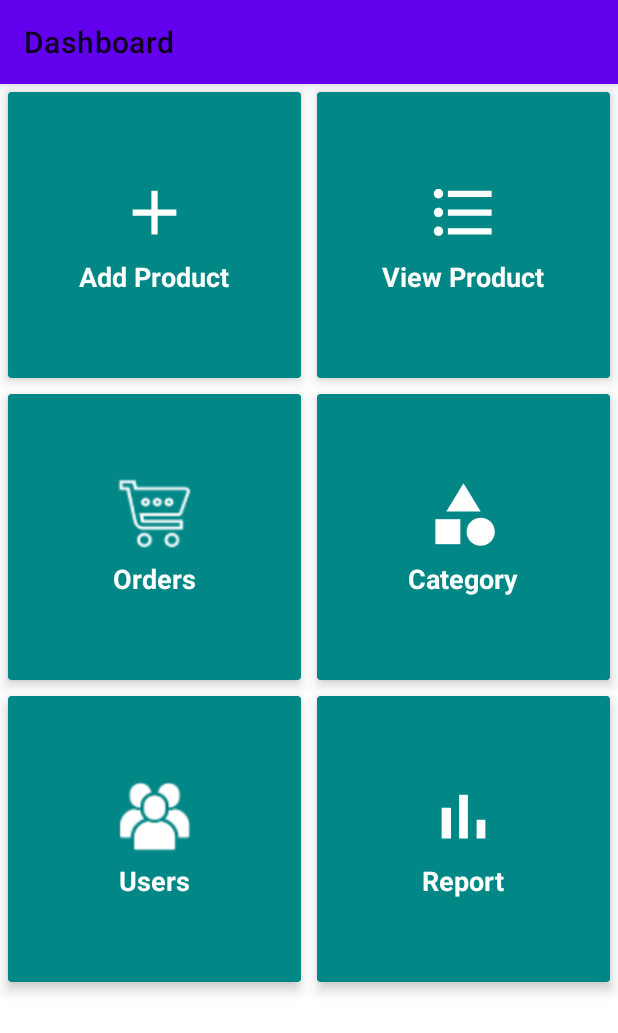
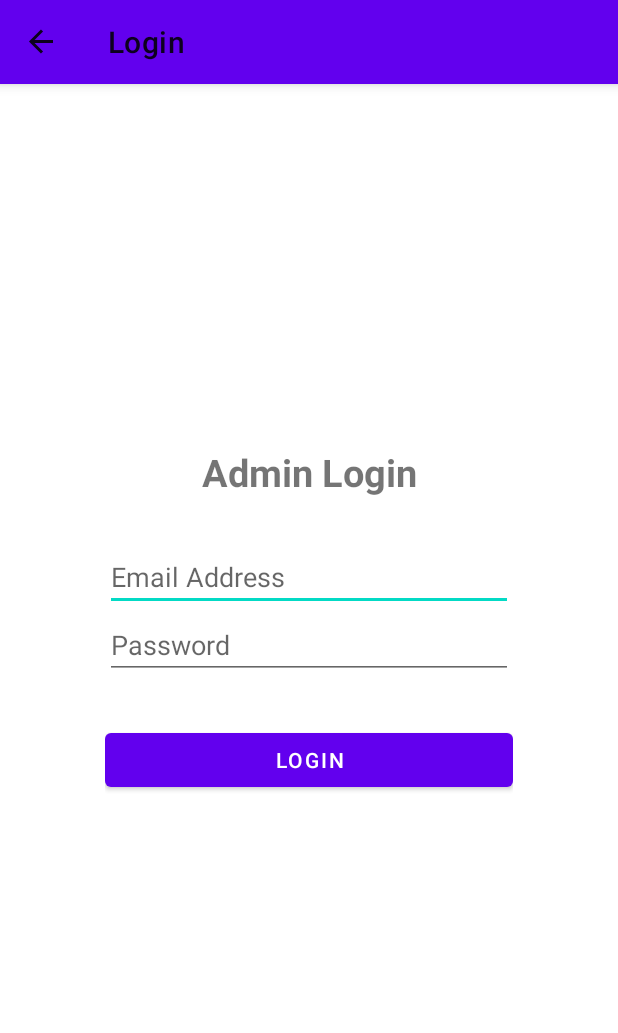
Before and after one commit to nbakh16/eCommerce-Android-App, an Android app: the screen it shows after launch (MainActivity), on a phone screen of 412 x 824 dp. Shown: the top 1033 px of the screen. Run offline under Robolectric (Android 15) with nearby library versions, the phone set to English and light mode, and no system bars; our stand-ins replace Firebase (no records; nobody signed in at launch, a user with empty details on screens opened directly), data binding, navigation-ui.

Commit message:
admin login
Login can be done only with Admin accounts.

```diff
--- a/eCom-Admin/app/src/main/java/com/nbakh/ecomadmin/Adapter/DashboardItemAdapter.kt
+++ b/eCom-Admin/app/src/main/java/com/nbakh/ecomadmin/Adapter/DashboardAdapter.kt
@@ -5,12 +5,14 @@ import android.view.ViewGroup
 import androidx.recyclerview.widget.RecyclerView
 import com.nbakh.ecomadmin.databinding.DashboardItemRowBinding
 import com.nbakh.ecomadmin.model.DashboardItem
+import com.nbakh.ecomadmin.model.DashboardItemType
 import com.nbakh.ecomadmin.model.dashboardItemList
 
-class DashboardItemAdapter : RecyclerView.Adapter<DashboardItemAdapter.DashboardItemViewHolder>(){
+class DashboardAdapter(val callback: (DashboardItemType) -> Unit) : RecyclerView.Adapter<DashboardAdapter.DashboardItemViewHolder>(){
 
-    class DashboardItemViewHolder(val binding: DashboardItemRowBinding) : RecyclerView.ViewHolder(binding.root){
-        fun bind(item: DashboardItem){
+
+    class DashboardItemViewHolder(val binding: DashboardItemRowBinding) : RecyclerView.ViewHolder(binding.root) {
+        fun bind(item: DashboardItem) {
             binding.item = item
         }
     }
@@ -25,8 +27,10 @@ class DashboardItemAdapter : RecyclerView.Adapter<DashboardItemAdapter.Dashboard
     override fun onBindViewHolder(holder: DashboardItemViewHolder, position: Int) {
         val item = dashboardItemList.get(position)
         holder.bind(item)
+        holder.itemView.setOnClickListener {
+            callback(item.type)
+        }
     }
 
     override fun getItemCount() = dashboardItemList.size
-
 }
--- a/eCom-Admin/app/src/main/java/com/nbakh/ecomadmin/DashboardFragment.kt
+++ b/eCom-Admin/app/src/main/java/com/nbakh/ecomadmin/DashboardFragment.kt
@@ -5,25 +5,44 @@ import androidx.fragment.app.Fragment
 import android.view.LayoutInflater
 import android.view.View
 import android.view.ViewGroup
+import androidx.fragment.app.activityViewModels
+import androidx.navigation.fragment.findNavController
 import androidx.recyclerview.widget.GridLayoutManager
-import com.nbakh.ecomadmin.Adapter.DashboardItemAdapter
+import com.google.firebase.auth.FirebaseAuth
+import com.nbakh.ecomadmin.Adapter.DashboardAdapter
 import com.nbakh.ecomadmin.databinding.FragmentDashboardBinding
-import com.nbakh.ecomadmin.model.dashboardItemList
+import com.nbakh.ecomadmin.model.DashboardItemType
+import com.nbakh.ecomadmin.viewmodel.LoginViewModel
 
 class DashboardFragment : Fragment() {
-
     private lateinit var binding: FragmentDashboardBinding
-
+    private val loginViewModel: LoginViewModel by activityViewModels()
     override fun onCreateView(
         inflater: LayoutInflater, container: ViewGroup?,
         savedInstanceState: Bundle?
     ): View? {
         binding = FragmentDashboardBinding.inflate(inflater, container, false)
-        val adapter = DashboardItemAdapter()
-        val gridLayoutManager = GridLayoutManager(requireActivity(), 2)
+        loginViewModel.authStateLD.observe(viewLifecycleOwner) {
+            if (it == LoginViewModel.AuthState.UNAUTHENTICATED) {
+                findNavController().navigate(R.id.action_dashboardFragment_to_loginFragment)
+            }
+        }
+        val adapter = DashboardAdapter{
+            navigateToDashboardItemPage(it)
+        }
+        val glm = GridLayoutManager(requireActivity(), 2)
+        binding.dashboardRV.layoutManager = glm
         binding.dashboardRV.adapter = adapter
-        binding.dashboardRV.layoutManager = gridLayoutManager
+
         return binding.root
     }
 
+    private fun navigateToDashboardItemPage(it: DashboardItemType) {
+        when(it) {
+            DashboardItemType.ADD_PRODUCT -> findNavController().navigate(R.id.action_dashboardFragment_to_addProductFragment)
+            DashboardItemType.VIEW_PRODUCT -> findNavController().navigate(R.id.action_dashboardFragment_to_viewProductFragment)
+            DashboardItemType.CATEGORY -> findNavController().navigate(R.id.action_dashboardFragment_to_categoryFragment)
+            //DashboardItemType.LOGOUT -> FirebaseAuth.getInstance().signOut()
+        }
+    }
 }
--- a/eCom-Admin/app/src/main/java/com/nbakh/ecomadmin/LoginFragment.kt
+++ b/eCom-Admin/app/src/main/java/com/nbakh/ecomadmin/LoginFragment.kt
@@ -5,55 +5,43 @@ import androidx.fragment.app.Fragment
 import android.view.LayoutInflater
 import android.view.View
 import android.view.ViewGroup
+import android.widget.Toast
+import androidx.fragment.app.activityViewModels
+import androidx.navigation.fragment.findNavController
+import com.nbakh.ecomadmin.databinding.FragmentLoginBinding
+import com.nbakh.ecomadmin.viewmodel.LoginViewModel
 
-// TODO: Rename parameter arguments, choose names that match
-// the fragment initialization parameters, e.g. ARG_ITEM_NUMBER
-private const val ARG_PARAM1 = "param1"
-private const val ARG_PARAM2 = "param2"
-
-/**
- * A simple [Fragment] subclass.
- * Use the [LoginFragment.newInstance] factory method to
- * create an instance of this fragment.
- */
 class LoginFragment : Fragment() {
-    // TODO: Rename and change types of parameters
-    private var param1: String? = null
-    private var param2: String? = null
-
-    override fun onCreate(savedInstanceState: Bundle?) {
-        super.onCreate(savedInstanceState)
-        arguments?.let {
-            param1 = it.getString(ARG_PARAM1)
-            param2 = it.getString(ARG_PARAM2)
-        }
-    }
-
+    private lateinit var binding: FragmentLoginBinding
+    private val loginViewModel: LoginViewModel by activityViewModels()
     override fun onCreateView(
         inflater: LayoutInflater, container: ViewGroup?,
         savedInstanceState: Bundle?
     ): View? {
-        // Inflate the layout for this fragment
-        return inflater.inflate(R.layout.fragment_login, container, false)
+        binding = FragmentLoginBinding.inflate(inflater, container, false)
+        loginViewModel.authStateLD.observe(viewLifecycleOwner) {
+            if (it == LoginViewModel.AuthState.AUTHENTICATED) {
+                findNavController().popBackStack()
+            }
+        }
+        loginViewModel.errMsgLD.observe(viewLifecycleOwner) {
+            binding.errMsgTV.text = it
+        }
+        binding.loginBtn.setOnClickListener {
+            val email = binding.emailET.text.toString()
+            val password = binding.passET.text.toString()
+            //validating
+            if(email.isEmpty()){
+                binding.errMsgTV.text = "Please enter your email!"
+                return@setOnClickListener
+            }
+            if(password.isEmpty()){
+                binding.errMsgTV.text = "Please enter your password!"
+                return@setOnClickListener
+            }
+            loginViewModel.loginAdmin(email, password)
+        }
+        return binding.root
     }
 
-    companion object {
-        /**
-         * Use this factory method to create a new instance of
-         * this fragment using the provided parameters.
-         *
-         * @param param1 Parameter 1.
-         * @param param2 Parameter 2.
-         * @return A new instance of fragment LoginFragment.
-         */
-        // TODO: Rename and change types and number of parameters
-        @JvmStatic
-        fun newInstance(param1: String, param2: String) =
-            LoginFragment().apply {
-                arguments = Bundle().apply {
-                    putString(ARG_PARAM1, param1)
-                    putString(ARG_PARAM2, param2)
-                }
-            }
-    }
 }
--- a/eCom-Admin/app/src/main/java/com/nbakh/ecomadmin/MainActivity.kt
+++ b/eCom-Admin/app/src/main/java/com/nbakh/ecomadmin/MainActivity.kt
@@ -3,11 +3,16 @@ package com.nbakh.ecomadmin
 import androidx.appcompat.app.AppCompatActivity
 import android.os.Bundle
 import androidx.appcompat.widget.Toolbar
+import androidx.navigation.NavController
 import androidx.navigation.fragment.NavHostFragment
 import androidx.navigation.ui.AppBarConfiguration
+import androidx.navigation.ui.navigateUp
 import androidx.navigation.ui.setupActionBarWithNavController
 
 class MainActivity : AppCompatActivity() {
+    private lateinit var navController: NavController
+    private lateinit var appBarConfig: AppBarConfiguration
+
     override fun onCreate(savedInstanceState: Bundle?) {
         super.onCreate(savedInstanceState)
         setContentView(R.layout.activity_main)
@@ -17,9 +22,14 @@ class MainActivity : AppCompatActivity() {
         setSupportActionBar(toolbar)
 
         val navHostFragment = supportFragmentManager.findFragmentById(R.id.fragmentContainerView) as NavHostFragment
-        val navController = navHostFragment.navController
+        navController = navHostFragment.navController
 
-        val appBarConfig = AppBarConfiguration(navController.graph)
+        appBarConfig = AppBarConfiguration(navController.graph)
         setupActionBarWithNavController(navController, appBarConfig)
     }
+
+    //appbar back button
+    override fun onSupportNavigateUp(): Boolean {
+        return navController.navigateUp(appBarConfig) || super.onSupportNavigateUp()
+    }
 }
--- a/eCom-Admin/app/src/main/java/com/nbakh/ecomadmin/model/DashboardItem.kt
+++ b/eCom-Admin/app/src/main/java/com/nbakh/ecomadmin/model/DashboardItem.kt
@@ -4,14 +4,21 @@ import com.nbakh.ecomadmin.R
 
 data class DashboardItem(
     val icon: Int,
-    val title: String
+    val title: String,
+    val type: DashboardItemType
 )
 
+enum class DashboardItemType {
+    ADD_PRODUCT, VIEW_PRODUCT, CATEGORY, ORDER, USER, REPORT, SETTINGS, LOGOUT
+}
+
 val dashboardItemList = listOf<DashboardItem>(
-    DashboardItem(R.drawable.ic_baseline_add_24, "Add Product"),
-    DashboardItem(R.drawable.ic_baseline_list_24, "View Product"),
-    DashboardItem(R.drawable.ic_baseline_orders_24, "Orders"),
-    DashboardItem(R.drawable.ic_baseline_category_24, "Category"),
-    DashboardItem(R.drawable.ic_baseline_users_24, "Users"),
-    DashboardItem(R.drawable.ic_baseline_report_24, "Report")
+    DashboardItem(R.drawable.ic_baseline_add_24, "Add Product", DashboardItemType.ADD_PRODUCT),
+    DashboardItem(R.drawable.ic_baseline_list_24, "View Product", DashboardItemType.VIEW_PRODUCT),
+    DashboardItem(R.drawable.ic_baseline_category_24, "Category", DashboardItemType.CATEGORY),
+    DashboardItem(R.drawable.ic_baseline_orders_24, "Orders", DashboardItemType.ORDER),
+    DashboardItem(R.drawable.ic_baseline_users_24, "Users", DashboardItemType.USER),
+    DashboardItem(R.drawable.ic_baseline_report_24, "Report", DashboardItemType.REPORT),
+    DashboardItem(R.drawable.ic_baseline_settings_24, "Settings", DashboardItemType.SETTINGS),
+    DashboardItem(R.drawable.ic_baseline_logout_24, "Logout", DashboardItemType.LOGOUT)
 )
--- a/eCom-Admin/app/src/main/java/com/nbakh/ecomadmin/viewmodel/LoginViewModel.kt
+++ b/eCom-Admin/app/src/main/java/com/nbakh/ecomadmin/viewmodel/LoginViewModel.kt
@@ -1,7 +1,44 @@
 package com.nbakh.ecomadmin.viewmodel
 
+import androidx.lifecycle.MutableLiveData
 import androidx.lifecycle.ViewModel
+import com.google.firebase.auth.FirebaseAuth
+import com.google.firebase.firestore.FirebaseFirestore
+import com.nbakh.ecomadmin.utils.collectionAdmin
 
 class LoginViewModel : ViewModel() {
+    enum class AuthState {
+        AUTHENTICATED, UNAUTHENTICATED
+    }
+    val firebaseAuth = FirebaseAuth.getInstance()
+    val db = FirebaseFirestore.getInstance()
+    val authStateLD: MutableLiveData<AuthState> = MutableLiveData()
+    val errMsgLD: MutableLiveData<String> = MutableLiveData()
 
+    init {
+        if (firebaseAuth.currentUser != null) {
+            authStateLD.value = AuthState.AUTHENTICATED
+        } else {
+            authStateLD.value = AuthState.UNAUTHENTICATED
+        }
+    }
+
+    fun loginAdmin(email: String, pass: String) {
+        firebaseAuth.signInWithEmailAndPassword(email, pass)
+            .addOnSuccessListener {
+                val uid = it.user!!.uid
+                db.collection(collectionAdmin).document(uid).get()
+                    .addOnSuccessListener {
+                        if (it.exists()) {
+                            authStateLD.value = AuthState.AUTHENTICATED
+                        } else {
+                            errMsgLD.value = "Please login with an Admin account!"
+                            firebaseAuth.signOut()
+                        }
+                    }
+            }
+            .addOnFailureListener {
+                errMsgLD.value = it.localizedMessage
+            }
+    }
 }
--- /dev/null
+++ b/eCom-Admin/app/src/main/res/drawable/ic_baseline_logout_24.xml
@@ -0,0 +1,5 @@
+<vector android:height="24dp" android:tint="#FFFFFF"
+    android:viewportHeight="24" android:viewportWidth="24"
+    android:width="24dp" xmlns:android="http://schemas.android.com/apk/res/android">
+    <path android:fillColor="@android:color/white" android:pathData="M11,7L9.6,8.4l2.6,2.6H2v2h10.2l-2.6,2.6L11,17l5,-5L11,7zM20,19h-8v2h8c1.1,0 2,-0.9 2,-2V5c0,-1.1 -0.9,-2 -2,-2h-8v2h8V19z"/>
+</vector>
--- /dev/null
+++ b/eCom-Admin/app/src/main/res/drawable/ic_baseline_settings_24.xml
@@ -0,0 +1,5 @@
+<vector android:height="24dp" android:tint="#FFFFFF"
+    android:viewportHeight="24" android:viewportWidth="24"
+    android:width="24dp" xmlns:android="http://schemas.android.com/apk/res/android">
+    <path android:fillColor="@android:color/white" android:pathData="M19.14,12.94c0.04,-0.3 0.06,-0.61 0.06,-0.94c0,-0.32 -0.02,-0.64 -0.07,-0.94l2.03,-1.58c0.18,-0.14 0.23,-0.41 0.12,-0.61l-1.92,-3.32c-0.12,-0.22 -0.37,-0.29 -0.59,-0.22l-2.39,0.96c-0.5,-0.38 -1.03,-0.7 -1.62,-0.94L14.4,2.81c-0.04,-0.24 -0.24,-0.41 -0.48,-0.41h-3.84c-0.24,0 -0.43,0.17 -0.47,0.41L9.25,5.35C8.66,5.59 8.12,5.92 7.63,6.29L5.24,5.33c-0.22,-0.08 -0.47,0 -0.59,0.22L2.74,8.87C2.62,9.08 2.66,9.34 2.86,9.48l2.03,1.58C4.84,11.36 4.8,11.69 4.8,12s0.02,0.64 0.07,0.94l-2.03,1.58c-0.18,0.14 -0.23,0.41 -0.12,0.61l1.92,3.32c0.12,0.22 0.37,0.29 0.59,0.22l2.39,-0.96c0.5,0.38 1.03,0.7 1.62,0.94l0.36,2.54c0.05,0.24 0.24,0.41 0.48,0.41h3.84c0.24,0 0.44,-0.17 0.47,-0.41l0.36,-2.54c0.59,-0.24 1.13,-0.56 1.62,-0.94l2.39,0.96c0.22,0.08 0.47,0 0.59,-0.22l1.92,-3.32c0.12,-0.22 0.07,-0.47 -0.12,-0.61L19.14,12.94zM12,15.6c-1.98,0 -3.6,-1.62 -3.6,-3.6s1.62,-3.6 3.6,-3.6s3.6,1.62 3.6,3.6S13.98,15.6 12,15.6z"/>
+</vector>
--- a/eCom-Admin/app/src/main/res/layout/fragment_login.xml
+++ b/eCom-Admin/app/src/main/res/layout/fragment_login.xml
@@ -1,14 +1,57 @@
 <?xml version="1.0" encoding="utf-8"?>
-<FrameLayout xmlns:android="http://schemas.android.com/apk/res/android"
-    xmlns:tools="http://schemas.android.com/tools"
-    android:layout_width="match_parent"
-    android:layout_height="match_parent"
-    tools:context=".LoginFragment">
+<layout xmlns:android="http://schemas.android.com/apk/res/android"
+    xmlns:tools="http://schemas.android.com/tools">
 
-    <!-- TODO: Update blank fragment layout -->
-    <TextView
+    <data>
+
+    </data>
+
+    <LinearLayout
         android:layout_width="match_parent"
         android:layout_height="match_parent"
-        android:text="@string/hello_blank_fragment" />
+        android:orientation="vertical"
+        android:gravity="center"
+        android:padding="70dp"
+        tools:context=".LoginFragment">
 
-</FrameLayout>
+        <TextView
+            android:layout_width="match_parent"
+            android:layout_height="wrap_content"
+            android:gravity="center"
+            android:text="Admin Login"
+            android:textSize="25sp"
+            android:textStyle="bold"
+            android:layout_marginBottom="30dp"
+            />
+
+        <EditText
+            android:id="@+id/emailET"
+            android:layout_width="match_parent"
+            android:layout_height="wrap_content"
+            android:ems="10"
+            android:hint="Email Address"
+            android:inputType="textEmailAddress" />
+
+        <EditText
+            android:id="@+id/passET"
+            android:layout_width="match_parent"
+            android:layout_height="wrap_content"
+            android:ems="10"
+            android:hint="Password"
+            android:inputType="textPassword" />
+
+        <Button
+            android:id="@+id/loginBtn"
+            android:layout_width="match_parent"
+            android:layout_height="wrap_content"
+            android:layout_marginTop="30dp"
+            android:text="login" />
+
+        <TextView
+            android:id="@+id/errMsgTV"
+            android:layout_width="wrap_content"
+            android:layout_height="wrap_content"
+            android:layout_marginTop="30dp"
+            android:textSize="16sp" />
+    </LinearLayout>
+</layout>
--- a/eCom-Admin/app/src/main/res/navigation/nav_graph.xml
+++ b/eCom-Admin/app/src/main/res/navigation/nav_graph.xml
@@ -13,10 +13,34 @@
         <action
             android:id="@+id/action_dashboardFragment_to_loginFragment"
             app:destination="@id/loginFragment" />
+        <action
+            android:id="@+id/action_dashboardFragment_to_viewProductFragment"
+            app:destination="@id/viewProductFragment" />
+        <action
+            android:id="@+id/action_dashboardFragment_to_categoryFragment"
+            app:destination="@id/categoryFragment" />
+        <action
+            android:id="@+id/action_dashboardFragment_to_addProductFragment"
+            app:destination="@id/addProductFragment" />
     </fragment>
     <fragment
         android:id="@+id/loginFragment"
         android:name="com.nbakh.ecomadmin.LoginFragment"
         android:label="Login"
         tools:layout="@layout/fragment_login" />
+    <fragment
+        android:id="@+id/viewProductFragment"
+        android:name="com.nbakh.ecomadmin.ViewProductFragment"
+        android:label="View Product"
+        tools:layout="@layout/fragment_view_product" />
+    <fragment
+        android:id="@+id/categoryFragment"
+        android:name="com.nbakh.ecomadmin.CategoryFragment"
+        android:label="Category"
+        tools:layout="@layout/fragment_category" />
+    <fragment
+        android:id="@+id/addProductFragment"
+        android:name="com.nbakh.ecomadmin.AddProductFragment"
+        android:label="Add Product"
+        tools:layout="@layout/fragment_add_product" />
 </navigation>
```
Also changed, not shown: eCom-Admin/app/src/main/java/com/nbakh/ecomadmin/AddProductFragment.kt (added, +59 -0 lines), eCom-Admin/app/src/main/java/com/nbakh/ecomadmin/CategoryFragment.kt (added, +59 -0 lines), eCom-Admin/app/src/main/java/com/nbakh/ecomadmin/ViewProductFragment.kt (added, +59 -0 lines), eCom-Admin/app/src/main/java/com/nbakh/ecomadmin/utils/Constants.kt (added, +11 -0 lines), eCom-Admin/app/src/main/res/layout/fragment_add_product.xml (added, +14 -0 lines), eCom-Admin/app/src/main/res/layout/fragment_category.xml (added, +14 -0 lines), eCom-Admin/app/src/main/res/layout/fragment_view_product.xml (added, +14 -0 lines).
